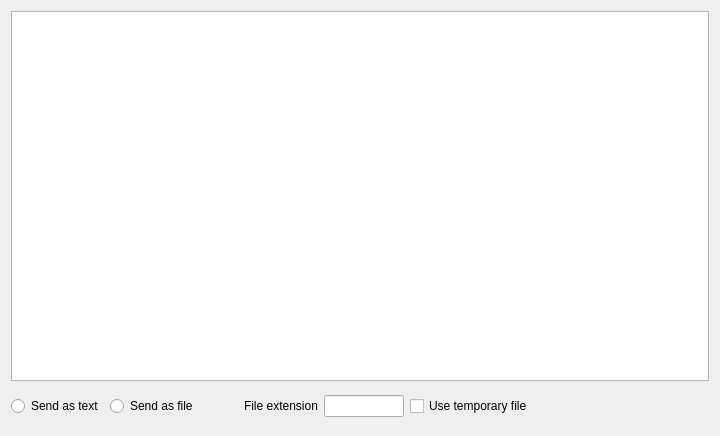
This is src/desktop/GuiCreateTextFile.ui in Stkai/BeeBEEP as Qt 5 draws it before an edit. The edited form follows.
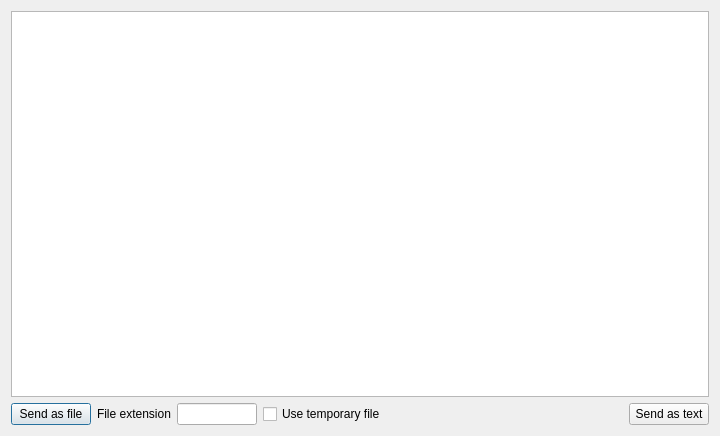
This is the edited form. Icons and pictures are not drawn.

Commit message: Fixed a problem with emoticons. Added buttons to the GUI of "Send source code". Ukrainian translation updated thanks to Serg Krucheniuk.

```diff
--- a/src/desktop/GuiCreateTextFile.ui
+++ b/src/desktop/GuiCreateTextFile.ui
@@ -23,35 +23,12 @@
    <item row="1" column="0">
     <layout class="QHBoxLayout" name="horizontalLayout">
      <item>
-      <widget class="QRadioButton" name="mp_rbSendCode">
-       <property name="text">
-        <string>Send as text</string>
-       </property>
-      </widget>
-     </item>
-     <item>
-      <widget class="QRadioButton" name="mp_rbSendFile">
+      <widget class="QPushButton" name="mp_pbSendAsFile">
        <property name="text">
         <string>Send as file</string>
        </property>
       </widget>
      </item>
-     <item>
-      <spacer name="horizontalSpacer">
-       <property name="orientation">
-        <enum>Qt::Horizontal</enum>
-       </property>
-       <property name="sizeType">
-        <enum>QSizePolicy::Fixed</enum>
-       </property>
-       <property name="sizeHint" stdset="0">
-        <size>
-         <width>40</width>
-         <height>20</height>
-        </size>
-       </property>
-      </spacer>
-     </item>
      <item>
       <widget class="QLabel" name="mp_lFileSuffix">
        <property name="sizePolicy">
@@ -111,35 +88,14 @@
       </spacer>
      </item>
      <item>
-      <widget class="QPushButton" name="mp_pbSend">
-       <property name="minimumSize">
-        <size>
-         <width>38</width>
-         <height>38</height>
-        </size>
-       </property>
-       <property name="maximumSize">
-        <size>
-         <width>31</width>
-         <height>38</height>
-        </size>
-       </property>
-       <property name="toolTip">
-        <string>Send</string>
+      <widget class="QPushButton" name="mp_pbSendAsMessage">
+       <property name="text">
+        <string>Send as text</string>
        </property>
        <property name="icon">
         <iconset resource="../beebeep.qrc">
          <normaloff>:/images/send.png</normaloff>:/images/send.png</iconset>
        </property>
-       <property name="iconSize">
-        <size>
-         <width>32</width>
-         <height>32</height>
-        </size>
-       </property>
-       <property name="flat">
-        <bool>true</bool>
-       </property>
       </widget>
      </item>
     </layout>
```
Left out of the diff: 9 changed lines with no effect on the pictures. The commit also changes 31 other files.
